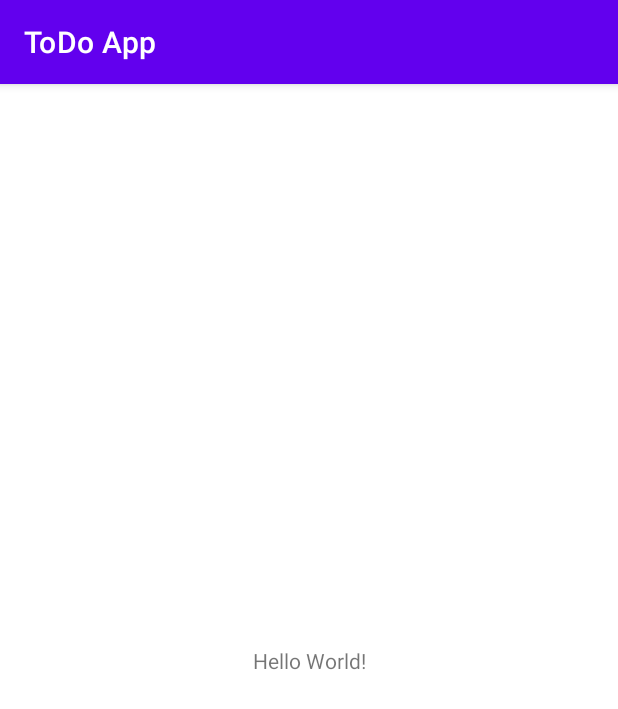
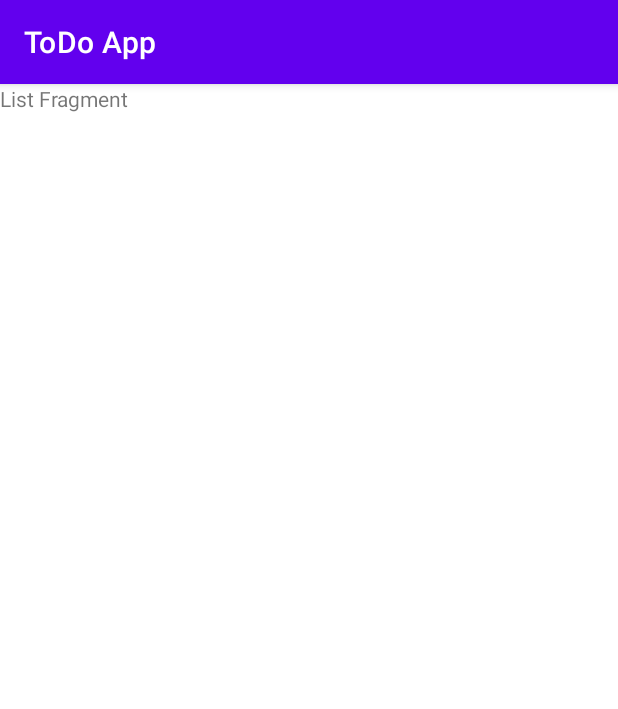
Before and after one commit to Ashish0077/ToDo_App_Android, an Android app: the screen it shows after launch (MainActivity), on a phone screen of 412 x 824 dp. Shown: the top 709 px of the screen. Run offline under Robolectric (Android 15) with nearby library versions, the phone set to English and light mode, and no system bars.

Commit message:
Navigation graph and List,Add,Update Fragments
Signed-off-by: Ashish Arora <ashish007722@gmail.com>

```diff
--- /dev/null
+++ b/app/src/main/java/com/example/todoapp/fragments/list/ListFragment.kt
@@ -0,0 +1,16 @@
+package com.example.todoapp.fragments.list
+
+import android.os.Bundle
+import androidx.fragment.app.Fragment
+import android.view.LayoutInflater
+import android.view.View
+import android.view.ViewGroup
+import com.example.todoapp.R
+
+class ListFragment : Fragment() {
+    override fun onCreateView(inflater: LayoutInflater, container: ViewGroup?,
+                              savedInstanceState: Bundle?): View? {
+        // Inflate the layout for this fragment
+        return inflater.inflate(R.layout.fragment_list, container, false)
+    }
+}
--- a/app/src/main/res/layout/activity_main.xml
+++ b/app/src/main/res/layout/activity_main.xml
@@ -6,13 +6,11 @@
     android:layout_height="match_parent"
     tools:context=".MainActivity">
 
-    <TextView
-        android:layout_width="wrap_content"
-        android:layout_height="wrap_content"
-        android:text="Hello World!"
-        app:layout_constraintBottom_toBottomOf="parent"
-        app:layout_constraintLeft_toLeftOf="parent"
-        app:layout_constraintRight_toRightOf="parent"
-        app:layout_constraintTop_toTopOf="parent" />
-
+    <fragment
+        android:id="@+id/nav_host_fragment"
+        android:name="androidx.navigation.fragment.NavHostFragment"
+        android:layout_width="match_parent"
+        android:layout_height="match_parent"
+        app:defaultNavHost="true"
+        app:navGraph="@navigation/my_nav"/>
 </androidx.constraintlayout.widget.ConstraintLayout>
--- /dev/null
+++ b/app/src/main/res/layout/fragment_list.xml
@@ -0,0 +1,14 @@
+<?xml version="1.0" encoding="utf-8"?>
+<FrameLayout xmlns:android="http://schemas.android.com/apk/res/android"
+    xmlns:tools="http://schemas.android.com/tools"
+    android:layout_width="match_parent"
+    android:layout_height="match_parent"
+    tools:context=".fragments.list.ListFragment">
+
+    <!-- TODO: Update blank fragment layout -->
+    <TextView
+        android:layout_width="match_parent"
+        android:layout_height="match_parent"
+        android:text="List Fragment" />
+
+</FrameLayout>
--- /dev/null
+++ b/app/src/main/res/navigation/my_nav.xml
@@ -0,0 +1,38 @@
+<?xml version="1.0" encoding="utf-8"?>
+<navigation xmlns:android="http://schemas.android.com/apk/res/android"
+    xmlns:app="http://schemas.android.com/apk/res-auto"
+    xmlns:tools="http://schemas.android.com/tools"
+    android:id="@+id/my_nav"
+    app:startDestination="@id/listFragment">
+
+    <fragment
+        android:id="@+id/listFragment"
+        android:name="com.example.todoapp.fragments.list.ListFragment"
+        android:label="fragment_list"
+        tools:layout="@layout/fragment_list" >
+        <action
+            android:id="@+id/action_listFragment_to_addFragment"
+            app:destination="@id/addFragment" />
+        <action
+            android:id="@+id/action_listFragment_to_updateFragment"
+            app:destination="@id/updateFragment" />
+    </fragment>
+    <fragment
+        android:id="@+id/addFragment"
+        android:name="com.example.todoapp.fragments.add.AddFragment"
+        android:label="fragment_add"
+        tools:layout="@layout/fragment_add" >
+        <action
+            android:id="@+id/action_addFragment_to_listFragment"
+            app:destination="@id/listFragment" />
+    </fragment>
+    <fragment
+        android:id="@+id/updateFragment"
+        android:name="com.example.todoapp.fragments.update.UpdateFragment"
+        android:label="fragment_update"
+        tools:layout="@layout/fragment_update" >
+        <action
+            android:id="@+id/action_updateFragment_to_listFragment"
+            app:destination="@id/listFragment" />
+    </fragment>
+</navigation>
```
Also changed, not shown: app/src/main/java/com/example/todoapp/fragments/add/AddFragment.kt (added, +17 -0 lines), app/src/main/java/com/example/todoapp/fragments/update/UpdateFragment.kt (added, +18 -0 lines), app/src/main/res/layout/fragment_add.xml (added, +14 -0 lines), app/src/main/res/layout/fragment_update.xml (added, +14 -0 lines).
